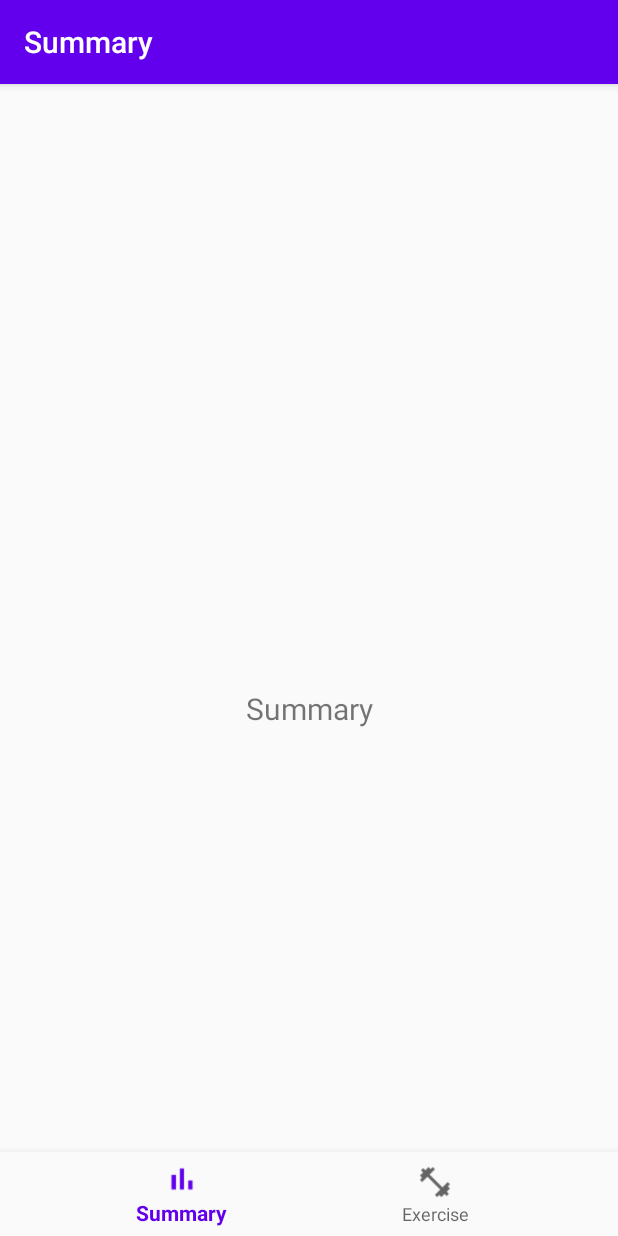
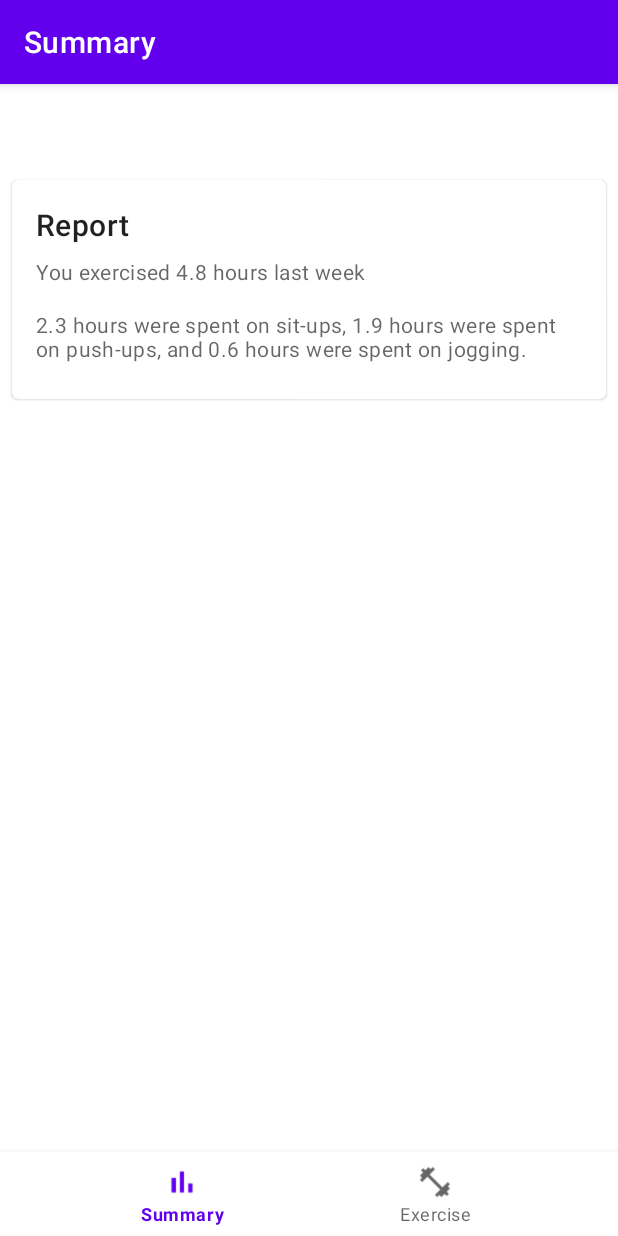
Before and after one commit to gym-tutor/android, an Android app: the screen it shows after launch (MainActivity), on a phone screen of 412 x 824 dp. Run offline under Robolectric (Android 15) with nearby library versions, the phone set to English and light mode, and no system bars; our stand-ins replace navigation-ui.

Commit message:
add summary page report card

```diff
--- a/app/build.gradle
+++ b/app/build.gradle
@@ -52,4 +52,5 @@ dependencies {
     testImplementation 'junit:junit:4.12'
     androidTestImplementation 'androidx.test.ext:junit:1.1.1'
     androidTestImplementation 'androidx.test.espresso:espresso-core:3.2.0'
+    implementation 'com.android.support:cardview-v7:28.0.0'
 }
--- a/app/src/main/java/com/gymandroid/ui/summary/SummaryFragment.kt
+++ b/app/src/main/java/com/gymandroid/ui/summary/SummaryFragment.kt
@@ -22,10 +22,6 @@ class SummaryFragment : Fragment() {
         summaryViewModel =
                 ViewModelProviders.of(this).get(SummaryViewModel::class.java)
         val root = inflater.inflate(R.layout.fragment_summary, container, false)
-        val textView: TextView = root.findViewById(R.id.text_home)
-        summaryViewModel.text.observe(viewLifecycleOwner, Observer {
-            textView.text = it
-        })
         return root
     }
 }
--- a/app/src/main/res/layout/fragment_summary.xml
+++ b/app/src/main/res/layout/fragment_summary.xml
@@ -6,17 +6,49 @@
     android:layout_height="match_parent"
     tools:context=".ui.summary.SummaryFragment">
 
-    <TextView
-        android:id="@+id/text_home"
+
+    <com.google.android.material.card.MaterialCardView
+        android:id="@+id/summary_card"
         android:layout_width="match_parent"
         android:layout_height="wrap_content"
-        android:layout_marginStart="8dp"
-        android:layout_marginTop="8dp"
-        android:layout_marginEnd="8dp"
-        android:textAlignment="center"
-        android:textSize="20sp"
-        app:layout_constraintBottom_toBottomOf="parent"
+        android:layout_margin="8dp"
         app:layout_constraintEnd_toEndOf="parent"
         app:layout_constraintStart_toStartOf="parent"
-        app:layout_constraintTop_toTopOf="parent" />
+        app:layout_constraintTop_toTopOf="parent">
+
+        <LinearLayout
+            android:id="@+id/linearLayout"
+            android:layout_width="match_parent"
+            android:layout_height="146dp"
+            android:orientation="vertical"
+            android:padding="16dp"
+            app:layout_constraintEnd_toEndOf="parent"
+            app:layout_constraintStart_toStartOf="parent"
+            app:layout_constraintTop_toTopOf="parent">
+
+            <!-- Title, secondary and supporting text -->
+            <TextView
+                android:layout_width="wrap_content"
+                android:layout_height="wrap_content"
+                android:text="@string/summary_card_title"
+                android:textAppearance="?attr/textAppearanceHeadline6" />
+
+            <TextView
+                android:layout_width="wrap_content"
+                android:layout_height="wrap_content"
+                android:layout_marginTop="8dp"
+                android:text="@string/summary_card_secondary_text"
+                android:textAppearance="?attr/textAppearanceBody2"
+                android:textColor="?android:attr/textColorSecondary" />
+
+            <TextView
+                android:layout_width="wrap_content"
+                android:layout_height="wrap_content"
+                android:layout_marginTop="16dp"
+                android:text="@string/summary_card_supporting_text"
+                android:textAppearance="?attr/textAppearanceBody2"
+                android:textColor="?android:attr/textColorSecondary" />
+
+        </LinearLayout>
+    </com.google.android.material.card.MaterialCardView>
 </androidx.constraintlayout.widget.ConstraintLayout>
--- a/app/src/main/res/values/strings.xml
+++ b/app/src/main/res/values/strings.xml
@@ -2,4 +2,7 @@
     <string name="app_name">Gym Android</string>
     <string name="title_summary">Summary</string>
     <string name="title_exercise">Exercise</string>
+    <string name="summary_card_title">Report</string>
+    <string name="summary_card_secondary_text">You exercised 4.8 hours last week</string>
+    <string name="summary_card_supporting_text">2.3 hours were spent on sit-ups, 1.9 hours were spent on push-ups, and 0.6 hours were spent on jogging.</string>
 </resources>
--- a/app/src/main/res/values/styles.xml
+++ b/app/src/main/res/values/styles.xml
@@ -1,7 +1,7 @@
 <resources>
 
     <!-- Base application theme. -->
-    <style name="AppTheme" parent="Theme.AppCompat.Light.DarkActionBar">
+    <style name="AppTheme" parent="Theme.MaterialComponents.Light.DarkActionBar">
         <!-- Customize your theme here. -->
         <item name="colorPrimary">@color/colorPrimary</item>
         <item name="colorPrimaryDark">@color/colorPrimaryDark</item>
```
